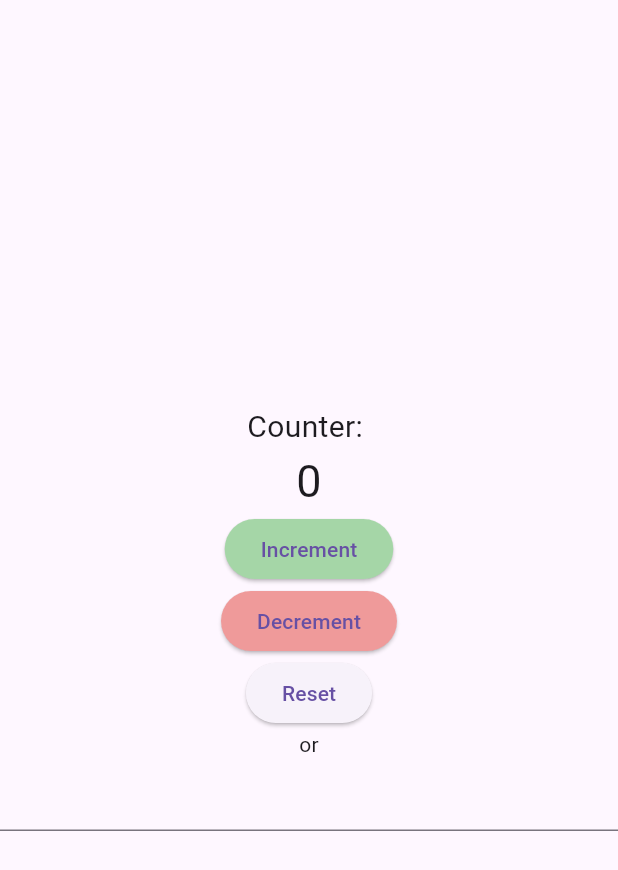
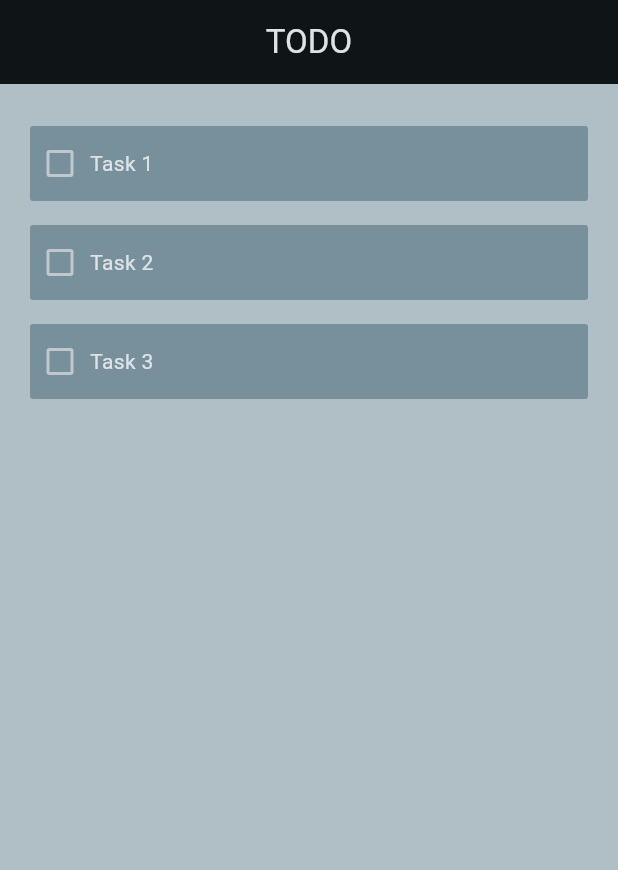
Before and after one commit to st1llsane/flutter-test, a Flutter app: the screen it shows after launch, on a phone screen of 412 x 824 dp. Shown: the top 870 px of the screen. Run offline on Flutter 3.47's test engine with Material 3 defaults, Android fonts, the phone set to English and light mode, and no system bars.

Commit message:
feat: added an opportunity to check and uncheck tasks

```diff
--- /dev/null
+++ b/lib/components/todo_tile.dart
@@ -0,0 +1,65 @@
+// ignore_for_file: prefer_const_constructors
+
+import 'package:flutter/material.dart';
+
+class TodoTile extends StatefulWidget {
+  final String taskName;
+  final bool? isTaskCompleted;
+
+  const TodoTile({
+    super.key,
+    required this.taskName,
+    required this.isTaskCompleted,
+  });
+
+  @override
+  State<TodoTile> createState() => _TodoTileState();
+}
+
+class _TodoTileState extends State<TodoTile> {
+  bool _isTaskCompleted = false;
+
+  @override
+  void initState() {
+    super.initState();
+    _isTaskCompleted = widget.isTaskCompleted ?? false;
+  }
+
+  void handleTaskComplete(bool? isCompleted) {
+    setState(() {
+      _isTaskCompleted = isCompleted ?? false;
+    });
+  }
+
+  @override
+  Widget build(BuildContext context) {
+    return Padding(
+      padding: EdgeInsets.symmetric(vertical: 8, horizontal: 20),
+      child: GestureDetector(
+        onTap: () => handleTaskComplete(!_isTaskCompleted),
+        child: Container(
+          decoration: BoxDecoration(
+            color: Colors.blueGrey.shade400,
+            borderRadius: BorderRadius.circular(2),
+          ),
+          child: Padding(
+            padding: EdgeInsets.only(top: 5, right: 20, bottom: 5, left: 0),
+            child: Row(
+              children: [
+                Checkbox(
+                  value: _isTaskCompleted,
+                  onChanged: (bool? isCompleted) =>
+                      handleTaskComplete(isCompleted),
+                  materialTapTargetSize: MaterialTapTargetSize.shrinkWrap,
+                  activeColor: Colors.teal.shade300,
+                  checkColor: Colors.grey.shade800,
+                ),
+                Text(widget.taskName)
+              ],
+            ),
+          ),
+        ),
+      ),
+    );
+  }
+}
--- a/lib/main.dart
+++ b/lib/main.dart
@@ -1,7 +1,7 @@
 // ignore_for_file: prefer_const_constructors
 
 import 'package:flutter/material.dart';
-import 'package:flutter_first/pages/counter_page.dart';
+import 'package:flutter_first/pages/home_page.dart';
 
 void main() {
   runApp(const MyApp());
@@ -14,7 +14,14 @@ class MyApp extends StatelessWidget {
   Widget build(BuildContext context) {
     return MaterialApp(
       debugShowCheckedModeBanner: false,
-      home: CounterPage(),
+      home: Homepage(),
+      theme: ThemeData(
+        useMaterial3: true,
+        colorScheme: ColorScheme.fromSeed(
+          seedColor: Colors.blueGrey,
+          brightness: Brightness.dark,
+        ),
+      ),
     );
   }
 }
--- a/lib/pages/counter_page.dart
+++ /dev/null
@@ -1,98 +0,0 @@
-// ignore_for_file: prefer_const_constructors
-
-import 'package:flutter/material.dart';
-import 'package:flutter/services.dart';
-
-class CounterPage extends StatefulWidget {
-  const CounterPage({super.key});
-
-  @override
-  State<CounterPage> createState() => _CounterPageState();
-}
-
-class _CounterPageState extends State<CounterPage> {
-  final _inputController = TextEditingController();
-
-  var _counter = 0;
-
-  void _incrementCounter() {
-    setState(() {
-      _counter++;
-    });
-  }
-
-  void _decrementCounter() {
-    setState(() {
-      _counter--;
-    });
-  }
-
-  void _resetCounter() {
-    setState(() {
-      _counter = 0;
-    });
-  }
-
-  void _addCounterNumber(int number) {
-    setState(() {
-      _counter += number;
-    });
-
-    _inputController.text = "";
-  }
-
-  @override
-  Widget build(BuildContext context) {
-    return Scaffold(
-      body: Center(
-        child: Column(
-          mainAxisAlignment: MainAxisAlignment.center,
-          children: [
-            Text(
-              "Counter: ",
-              style: TextStyle(fontSize: 20),
-            ),
-            Text(
-              _counter.toString(),
-              style: TextStyle(fontSize: 30),
-            ),
-            ElevatedButton(
-              onPressed: _incrementCounter,
-              style: ButtonStyle(
-                backgroundColor: WidgetStateProperty.all(Colors.green.shade200),
-              ),
-              child: Text("Increment"),
-            ),
-            ElevatedButton(
-              onPressed: _decrementCounter,
-              style: ButtonStyle(
-                backgroundColor: WidgetStateProperty.all(Colors.red.shade200),
-              ),
-              child: Text("Decrement"),
-            ),
-            ElevatedButton(
-              onPressed: _resetCounter,
-              child: Text("Reset"),
-            ),
-            Text("or"),
-            TextField(
-              controller: _inputController,
-              keyboardType: TextInputType.number,
-              inputFormatters: [
-                FilteringTextInputFormatter.digitsOnly,
-              ],
-              style: TextStyle(fontSize: 20),
-              onSubmitted: (value) {
-                if (value.isNotEmpty) {
-                  var num = int.tryParse(value) ?? 0;
-
-                  _addCounterNumber(num);
-                }
-              },
-            )
-          ],
-        ),
-      ),
-    );
-  }
-}
--- /dev/null
+++ b/lib/pages/home_page.dart
@@ -0,0 +1,42 @@
+// ignore_for_file: prefer_const_constructors
+
+import 'package:flutter/material.dart';
+import 'package:flutter_first/components/todo_tile.dart';
+
+class Homepage extends StatefulWidget {
+  const Homepage({super.key});
+
+  @override
+  State<Homepage> createState() => _HomepageState();
+}
+
+class _HomepageState extends State<Homepage> {
+  final Map<String, bool?> todoList = {
+    "Task 1": false,
+    "Task 2": false,
+    "Task 3": false,
+  };
+
+  @override
+  Widget build(BuildContext context) {
+    return Scaffold(
+      backgroundColor: Colors.blueGrey.shade200,
+      appBar: AppBar(
+        centerTitle: true,
+        title: Text("TODO"),
+      ),
+      body: ListView.builder(
+        padding: EdgeInsets.symmetric(vertical: 20, horizontal: 0),
+        itemCount: todoList.length,
+        itemBuilder: (context, index) {
+          final curTaskName = todoList.keys.elementAt(index);
+
+          return TodoTile(
+            taskName: curTaskName,
+            isTaskCompleted: todoList[curTaskName],
+          );
+        },
+      ),
+    );
+  }
+}
```
